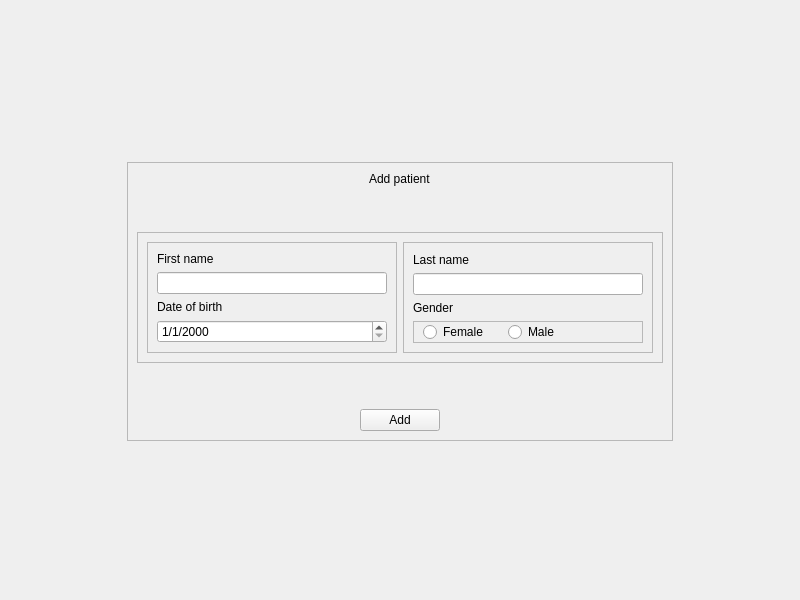
The window that skin application/skinApplication/src/views/ui/ui_add_patient.ui (AgustinCartaya/SkinApplication) describes before a commit, drawn with Qt 5.
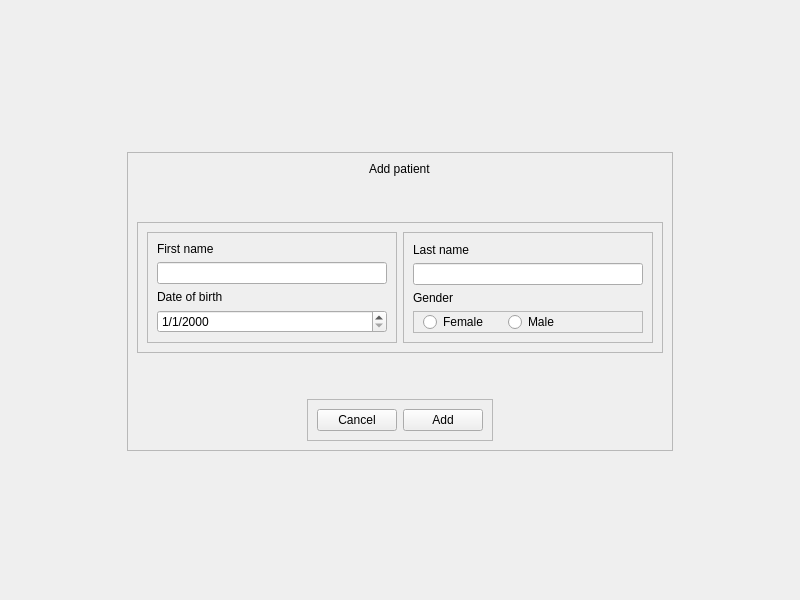
The same window after the commit. Custom widgets are drawn as their Qt base class.

What changed in the file:
```diff
--- a/skin application/skinApplication/src/views/ui/ui_add_patient.ui
+++ b/skin application/skinApplication/src/views/ui/ui_add_patient.ui
@@ -224,10 +224,29 @@
        </spacer>
       </item>
       <item alignment="Qt::AlignHCenter">
-       <widget class="QPushButton" name="bt_add">
-        <property name="text">
-         <string>Add</string>
+       <widget class="QFrame" name="frame_2">
+        <property name="frameShape">
+         <enum>QFrame::StyledPanel</enum>
         </property>
+        <property name="frameShadow">
+         <enum>QFrame::Raised</enum>
+        </property>
+        <layout class="QHBoxLayout" name="horizontalLayout_3">
+         <item>
+          <widget class="Button" name="bt_cancel">
+           <property name="text">
+            <string>Cancel</string>
+           </property>
+          </widget>
+         </item>
+         <item>
+          <widget class="Button" name="bt_add">
+           <property name="text">
+            <string>Add</string>
+           </property>
+          </widget>
+         </item>
+        </layout>
        </widget>
       </item>
      </layout>
@@ -241,6 +260,11 @@
    <extends>QLineEdit</extends>
    <header>.promoted.line_edit</header>
   </customwidget>
+  <customwidget>
+   <class>Button</class>
+   <extends>QPushButton</extends>
+   <header>.promoted.button</header>
+  </customwidget>
  </customwidgets>
  <resources/>
  <connections/>
```
